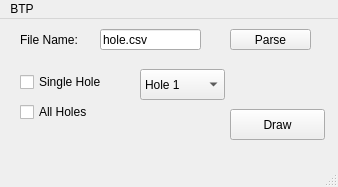
Qt form mainwindow.ui (atul516/RM) before a commit.
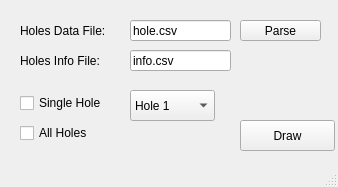
The same form after that commit.

Commit message: Multiple holes support under progress..... part-1

Diff of the .ui file:
```diff
--- a/mainwindow.ui
+++ b/mainwindow.ui
@@ -30,20 +30,20 @@
     <property name="geometry">
      <rect>
       <x>20</x>
-      <y>10</y>
-      <width>71</width>
+      <y>20</y>
+      <width>111</width>
       <height>21</height>
      </rect>
     </property>
     <property name="text">
-     <string>File Name:</string>
+     <string>Holes Data File:</string>
     </property>
    </widget>
    <widget class="QLineEdit" name="lineEdit">
     <property name="geometry">
      <rect>
-      <x>100</x>
-      <y>10</y>
+      <x>130</x>
+      <y>20</y>
       <width>101</width>
       <height>21</height>
      </rect>
@@ -55,8 +55,8 @@
    <widget class="QComboBox" name="comboBox">
     <property name="geometry">
      <rect>
-      <x>140</x>
-      <y>50</y>
+      <x>130</x>
+      <y>90</y>
       <width>85</width>
       <height>31</height>
      </rect>
@@ -71,7 +71,7 @@
     <property name="geometry">
      <rect>
       <x>20</x>
-      <y>50</y>
+      <y>90</y>
       <width>101</width>
       <height>26</height>
      </rect>
@@ -84,7 +84,7 @@
     <property name="geometry">
      <rect>
       <x>20</x>
-      <y>80</y>
+      <y>120</y>
       <width>93</width>
       <height>26</height>
      </rect>
@@ -96,8 +96,8 @@
    <widget class="QPushButton" name="pushButton">
     <property name="geometry">
      <rect>
-      <x>230</x>
-      <y>10</y>
+      <x>240</x>
+      <y>20</y>
       <width>81</width>
       <height>21</height>
      </rect>
@@ -109,8 +109,8 @@
    <widget class="QPushButton" name="pushButton_2">
     <property name="geometry">
      <rect>
-      <x>230</x>
-      <y>90</y>
+      <x>240</x>
+      <y>120</y>
       <width>95</width>
       <height>31</height>
      </rect>
@@ -119,22 +119,32 @@
      <string>Draw</string>
     </property>
    </widget>
-  </widget>
-  <widget class="QMenuBar" name="menubar">
-   <property name="geometry">
-    <rect>
-     <x>0</x>
-     <y>0</y>
-     <width>338</width>
-     <height>29</height>
-    </rect>
-   </property>
-   <widget class="QMenu" name="menuBTP">
-    <property name="title">
-     <string>BTP</string>
+   <widget class="QLabel" name="label_2">
+    <property name="geometry">
+     <rect>
+      <x>20</x>
+      <y>50</y>
+      <width>111</width>
+      <height>21</height>
+     </rect>
     </property>
+    <property name="text">
+     <string>Holes Info File:</string>
+    </property>
    </widget>
-   <addaction name="menuBTP"/>
+   <widget class="QLineEdit" name="lineEdit_2">
+    <property name="geometry">
+     <rect>
+      <x>130</x>
+      <y>50</y>
+      <width>101</width>
+      <height>21</height>
+     </rect>
+    </property>
+    <property name="text">
+     <string>info.csv</string>
+    </property>
+   </widget>
   </widget>
   <widget class="QStatusBar" name="statusbar"/>
  </widget>
```
The commit also changes 16 other files.
